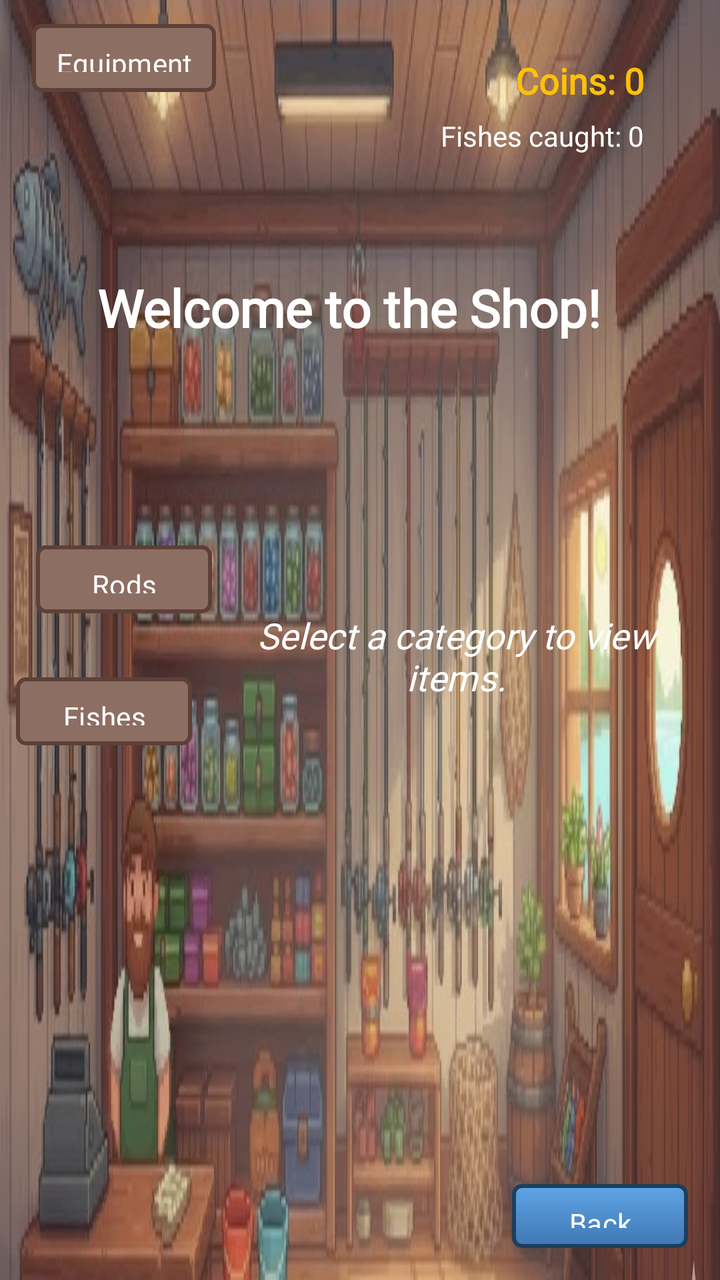
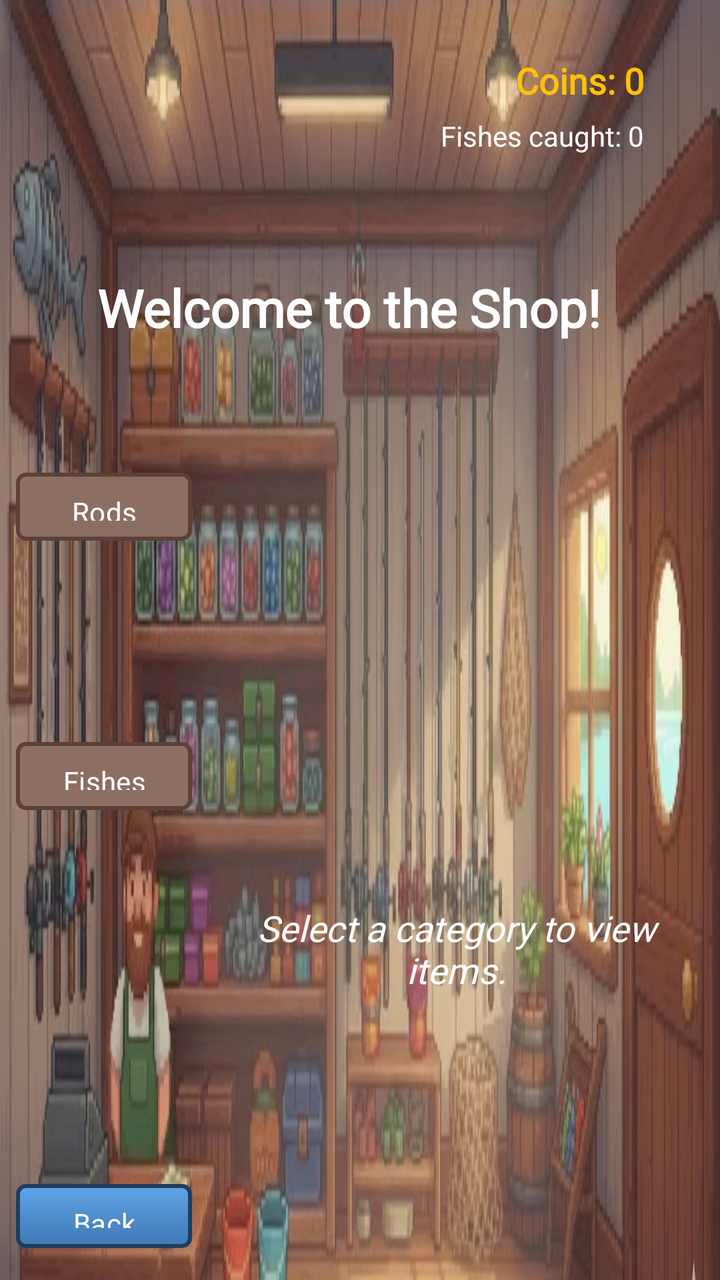

An Android layout rendered at two revisions. The XML below is the earlier revision; the diff shows what the commit changed to produce the second picture.
<!-- AndroidManifest.xml: application theme Theme.Android_Proyecto -->
<!-- res/layout/activity_shop.xml -->
<?xml version="1.0" encoding="utf-8"?>
<androidx.constraintlayout.widget.ConstraintLayout xmlns:android="http://schemas.android.com/apk/res/android"
    xmlns:app="http://schemas.android.com/apk/res-auto"
    xmlns:tools="http://schemas.android.com/tools"
    android:layout_width="match_parent"
    android:layout_height="match_parent"
    android:background="@drawable/shopbackground">

    <Button
        android:id="@+id/btnBack"
        android:layout_width="wrap_content"
        android:layout_height="32dp"
        android:layout_gravity="start|center_vertical"
        android:layout_marginEnd="16dp"
        android:layout_marginBottom="16dp"
        android:background="@drawable/pixel_button_bg"
        android:fontFamily="@font/pixel_font"
        android:paddingHorizontal="12dp"
        android:text="Back"
        android:textAllCaps="false"
        android:textSize="14sp"
        app:backgroundTint="@null"
        app:layout_constraintBottom_toBottomOf="parent"
        app:layout_constraintEnd_toEndOf="parent"
        app:layout_constraintHorizontal_bias="1.0"
        app:layout_constraintStart_toStartOf="parent"
        app:layout_constraintTop_toTopOf="parent"
        app:layout_constraintVertical_bias="1.0" />

    <LinearLayout
        android:id="@+id/statsContainer"
        android:layout_width="wrap_content"
        android:layout_height="wrap_content"
        android:orientation="vertical"
        android:gravity="end"
        app:layout_constraintTop_toTopOf="parent"
        app:layout_constraintEnd_toEndOf="parent"
        android:layout_marginTop="12dp"
        android:layout_marginEnd="12dp">

        <TextView
            android:id="@+id/tvCoins"
            android:layout_width="wrap_content"
            android:layout_height="wrap_content"
            android:layout_gravity="end|center_vertical"
            android:layout_marginTop="16dp"
            android:layout_marginEnd="16dp"
            android:fontFamily="@font/pixel_font"
            android:paddingStart="10dp"
            android:paddingEnd="10dp"
            android:text="Coins: 0"
            android:textColor="#FFC107"
            android:textSize="18sp"
            android:textStyle="bold"
            app:layout_constraintBottom_toBottomOf="parent"
            app:layout_constraintEnd_toEndOf="parent"
            app:layout_constraintHorizontal_bias="1.0"
            app:layout_constraintStart_toStartOf="parent"
            app:layout_constraintTop_toTopOf="parent"
            app:layout_constraintVertical_bias="0.0" />

        <TextView
            android:id="@+id/tvTotalFishes"
            android:layout_width="wrap_content"
            android:layout_height="wrap_content"
            android:layout_marginTop="6dp"
            android:layout_marginEnd="16dp"
            android:fontFamily="@font/pixel_font"
            android:paddingStart="10dp"
            android:paddingEnd="10dp"
            android:text="Fishes caught: 0"
            android:textColor="#FFFFFF"
            android:textSize="14sp"
            app:layout_constraintTop_toBottomOf="@id/tvCoins"
            app:layout_constraintEnd_toEndOf="parent" />

    </LinearLayout>

    <TextView
        android:id="@+id/tvShopTitle"
        android:layout_width="wrap_content"
        android:layout_height="wrap_content"
        android:layout_gravity="center_horizontal"
        android:fontFamily="@font/pixel_font"
        android:text="Welcome to the Shop!"
        android:textColor="#FFFF"
        android:textSize="26sp"
        android:textStyle="bold"
        app:layout_constraintBottom_toBottomOf="parent"
        app:layout_constraintEnd_toEndOf="parent"
        app:layout_constraintHorizontal_bias="0.45"
        app:layout_constraintStart_toStartOf="parent"
        app:layout_constraintTop_toBottomOf="@id/statsContainer"
        android:layout_marginTop="12dp"
        app:layout_constraintVertical_bias="0.091" />

    <FrameLayout
        android:id="@+id/flShopContent"
        android:layout_width="0dp"
        android:layout_height="257dp"
        android:layout_marginStart="8dp"
        android:layout_marginTop="16dp"
        android:layout_marginEnd="8dp"
        android:layout_weight="1"
        android:background="@android:color/transparent"
        android:elevation="6dp"
        android:padding="8dp"
        app:layout_constraintBottom_toBottomOf="parent"
        app:layout_constraintEnd_toEndOf="parent"
        app:layout_constraintStart_toEndOf="@+id/btnFishes"
        app:layout_constraintTop_toTopOf="parent">

        
        <androidx.recyclerview.widget.RecyclerView
            android:id="@+id/rvRods"
            android:layout_width="match_parent"
            android:layout_height="match_parent"
            android:padding="6dp"
            android:visibility="gone" />

        
        <androidx.recyclerview.widget.RecyclerView
            android:id="@+id/rvFishes"
            android:layout_width="match_parent"
            android:layout_height="match_parent"
            android:padding="6dp"
            android:visibility="gone" />


        <TextView
            android:id="@+id/tvInitialMessage"
            android:layout_width="match_parent"
            android:layout_height="match_parent"
            android:fontFamily="@font/pixel_font"
            android:gravity="center"
            android:text="Select a category to view items."
            android:textColor="#FFFF"
            android:textSize="18sp"
            android:textStyle="italic" />

        <ProgressBar
            android:id="@+id/progressShop"
            style="?android:attr/progressBarStyleLarge"
            android:layout_width="wrap_content"
            android:layout_height="wrap_content"
            android:layout_gravity="center_horizontal"
            android:layout_marginTop="32dp"
            android:indeterminateTint="#2196F3"
            android:visibility="gone" />

    </FrameLayout>


    <Button
        android:id="@+id/btnRods"
        android:layout_width="wrap_content"
        android:layout_height="34dp"
        android:layout_marginStart="18dp"
        android:background="@drawable/pixel_button_bg_brown"
        android:fontFamily="@font/pixel_font"
        android:paddingHorizontal="12dp"
        android:text="Rods"
        android:textAllCaps="false"
        android:textColor="@android:color/white"
        android:textSize="14sp"
        app:backgroundTint="@null"
        app:layout_constraintBottom_toBottomOf="parent"
        app:layout_constraintStart_toStartOf="parent"
        app:layout_constraintTop_toTopOf="parent"
        app:layout_constraintVertical_bias="0.45" />

    <Button
        android:id="@+id/btnEquipment"
        android:layout_width="wrap_content"
        android:layout_height="34dp"
        android:layout_marginStart="16dp"
        android:layout_marginTop="12dp"
        android:background="@drawable/pixel_button_bg_brown"
        android:fontFamily="@font/pixel_font"
        android:paddingHorizontal="12dp"
        android:text="Equipment"
        android:textAllCaps="false"
        android:textColor="@android:color/white"
        android:textSize="14sp"
        app:backgroundTint="@null"
        app:layout_constraintStart_toStartOf="parent"
        app:layout_constraintTop_toTopOf="parent"
        tools:visibility="invisible" />

    <Button
        android:id="@+id/btnFishes"
        android:layout_width="wrap_content"
        android:layout_height="34dp"
        android:layout_marginStart="8dp"
        android:background="@drawable/pixel_button_bg_brown"
        android:fontFamily="@font/pixel_font"
        android:paddingHorizontal="12dp"
        android:text="Fishes"
        android:textAllCaps="false"
        android:textColor="@android:color/white"
        android:textSize="14sp"
        app:backgroundTint="@null"
        app:layout_constraintBottom_toBottomOf="parent"
        app:layout_constraintEnd_toEndOf="parent"
        app:layout_constraintHorizontal_bias="0.0"
        app:layout_constraintStart_toStartOf="parent"
        app:layout_constraintTop_toTopOf="parent"
        app:layout_constraintVertical_bias="0.559" />

    <Button
        android:id="@+id/btnSell"
        android:layout_width="wrap_content"
        android:layout_height="34dp"
        android:layout_marginStart="16dp"
        android:layout_marginTop="16dp"
        android:background="@drawable/pixel_button_bg_brown"
        android:fontFamily="@font/pixel_font"
        android:paddingHorizontal="12dp"
        android:text="Sell"
        android:textAllCaps="false"
        android:textColor="@android:color/white"
        android:textSize="14sp"
        android:visibility="invisible"
        app:backgroundTint="@null"
        app:layout_constraintStart_toStartOf="parent"
        app:layout_constraintTop_toTopOf="parent" />

</androidx.constraintlayout.widget.ConstraintLayout>
<!-- resources referenced by this layout -->
<resources>
  <!-- drawable pixel_button_bg (drawable) -->
  <?xml version="1.0" encoding="utf-8"?>
  <selector xmlns:android="http://schemas.android.com/apk/res/android">
  
      <item android:state_pressed="true">
          <shape android:shape="rectangle">
              <corners android:radius="4dp"/>
              <solid android:color="#2D5A8C"/>
              <stroke android:width="2dp" android:color="#1F3E5C"/>
          </shape>
      </item>
  
      <item>
          <shape android:shape="rectangle">
              <corners android:radius="4dp"/>
              <stroke android:width="2dp" android:color="#1F3E5C"/>
              <gradient
                  android:angle="270"
                  android:startColor="#5FA4E6"  android:endColor="#3F78B4"    android:type="linear"/>
          </shape>
      </item>
  </selector>
  <!-- drawable pixel_button_bg_brown (drawable) -->
  <?xml version="1.0" encoding="utf-8"?>
  <selector xmlns:android="http://schemas.android.com/apk/res/android">
  
      <item android:state_pressed="true">
          <shape android:shape="rectangle">
  
              <solid android:color="#6D4C41" />
  
              <stroke
                  android:width="2dp"
                  android:color="#3E2723" />
  
              <corners android:radius="4dp" />
  
              <padding
                  android:left="6dp"
                  android:top="4dp"
                  android:right="6dp"
                  android:bottom="4dp" />
          </shape>
      </item>
  
      <item>
          <shape android:shape="rectangle">
  
              <solid android:color="#8D6E63" />
  
              <stroke
                  android:width="2dp"
                  android:color="#5D4037" />
  
              <corners android:radius="4dp" />
  
              <padding
                  android:left="6dp"
                  android:top="4dp"
                  android:right="6dp"
                  android:bottom="4dp" />
          </shape>
      </item>
  
  </selector>
  <!-- drawable shopbackground: jpg bitmap (drawable, 91862 bytes) -->
  <style name="Theme.Android_Proyecto" parent="Base.Theme.Android_Proyecto" />
  <style name="Base.Theme.Android_Proyecto" parent="Theme.Material3.DayNight.NoActionBar">
          
          
      </style>
</resources>

<!-- the commit's change to res/layout/activity_shop.xml (unified diff, before → after) -->
@@ -11,7 +11,6 @@
         android:layout_width="wrap_content"
         android:layout_height="32dp"
         android:layout_gravity="start|center_vertical"
-        android:layout_marginEnd="16dp"
         android:layout_marginBottom="16dp"
         android:background="@drawable/pixel_button_bg"
         android:fontFamily="@font/pixel_font"
@@ -21,11 +20,8 @@
         android:textSize="14sp"
         app:backgroundTint="@null"
         app:layout_constraintBottom_toBottomOf="parent"
-        app:layout_constraintEnd_toEndOf="parent"
-        app:layout_constraintHorizontal_bias="1.0"
-        app:layout_constraintStart_toStartOf="parent"
-        app:layout_constraintTop_toTopOf="parent"
-        app:layout_constraintVertical_bias="1.0" />
+        app:layout_constraintEnd_toEndOf="@+id/btnFishes"
+        app:layout_constraintStart_toStartOf="@+id/btnFishes" />
 
     <LinearLayout
         android:id="@+id/statsContainer"
@@ -97,10 +93,11 @@
     <FrameLayout
         android:id="@+id/flShopContent"
         android:layout_width="0dp"
-        android:layout_height="257dp"
+        android:layout_height="315dp"
         android:layout_marginStart="8dp"
         android:layout_marginTop="16dp"
         android:layout_marginEnd="8dp"
+        android:layout_marginBottom="8dp"
         android:layout_weight="1"
         android:background="@android:color/transparent"
         android:elevation="6dp"
@@ -108,7 +105,8 @@
         app:layout_constraintBottom_toBottomOf="parent"
         app:layout_constraintEnd_toEndOf="parent"
         app:layout_constraintStart_toEndOf="@+id/btnFishes"
-        app:layout_constraintTop_toTopOf="parent">
+        app:layout_constraintTop_toTopOf="parent"
+        app:layout_constraintVertical_bias="1.0">
 
         
         <androidx.recyclerview.widget.RecyclerView
@@ -155,7 +153,6 @@
         android:id="@+id/btnRods"
         android:layout_width="wrap_content"
         android:layout_height="34dp"
-        android:layout_marginStart="18dp"
         android:background="@drawable/pixel_button_bg_brown"
         android:fontFamily="@font/pixel_font"
         android:paddingHorizontal="12dp"
@@ -165,27 +162,10 @@
         android:textSize="14sp"
         app:backgroundTint="@null"
         app:layout_constraintBottom_toBottomOf="parent"
-        app:layout_constraintStart_toStartOf="parent"
+        app:layout_constraintEnd_toEndOf="@+id/btnFishes"
+        app:layout_constraintStart_toStartOf="@+id/btnFishes"
         app:layout_constraintTop_toTopOf="parent"
-        app:layout_constraintVertical_bias="0.45" />
-
-    <Button
-        android:id="@+id/btnEquipment"
-        android:layout_width="wrap_content"
-        android:layout_height="34dp"
-        android:layout_marginStart="16dp"
-        android:layout_marginTop="12dp"
-        android:background="@drawable/pixel_button_bg_brown"
-        android:fontFamily="@font/pixel_font"
-        android:paddingHorizontal="12dp"
-        android:text="Equipment"
-        android:textAllCaps="false"
-        android:textColor="@android:color/white"
-        android:textSize="14sp"
-        app:backgroundTint="@null"
-        app:layout_constraintStart_toStartOf="parent"
-        app:layout_constraintTop_toTopOf="parent"
-        tools:visibility="invisible" />
+        app:layout_constraintVertical_bias="0.39" />
 
     <Button
         android:id="@+id/btnFishes"
@@ -205,24 +185,6 @@
         app:layout_constraintHorizontal_bias="0.0"
         app:layout_constraintStart_toStartOf="parent"
         app:layout_constraintTop_toTopOf="parent"
-        app:layout_constraintVertical_bias="0.559" />
-
-    <Button
-        android:id="@+id/btnSell"
-        android:layout_width="wrap_content"
-        android:layout_height="34dp"
-        android:layout_marginStart="16dp"
-        android:layout_marginTop="16dp"
-        android:background="@drawable/pixel_button_bg_brown"
-        android:fontFamily="@font/pixel_font"
-        android:paddingHorizontal="12dp"
-        android:text="Sell"
-        android:textAllCaps="false"
-        android:textColor="@android:color/white"
-        android:textSize="14sp"
-        android:visibility="invisible"
-        app:backgroundTint="@null"
-        app:layout_constraintStart_toStartOf="parent"
-        app:layout_constraintTop_toTopOf="parent" />
+        app:layout_constraintVertical_bias="0.612" />
 
 </androidx.constraintlayout.widget.ConstraintLayout>
